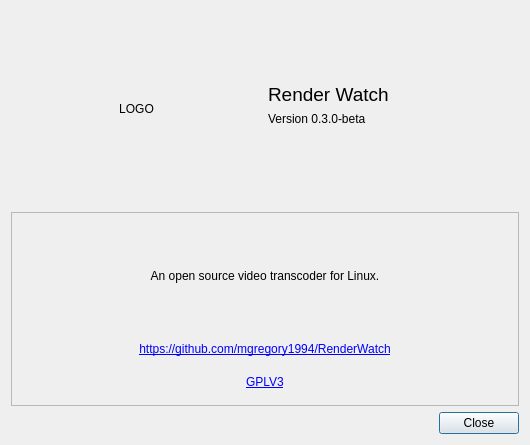
Before: the Qt Designer form src/render_watch/data/rw_about_dialog.ui in mgregory1994/RenderWatch, drawn with Qt 5.
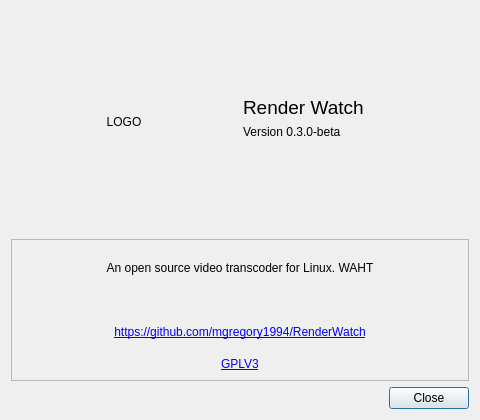
After: the same form once the commit is applied. Icons and pictures are not drawn.

Commit message: Added resource file. Added Render Watch logo to the about dialog.

Patch:
```diff
--- a/src/render_watch/data/rw_about_dialog.ui
+++ b/src/render_watch/data/rw_about_dialog.ui
@@ -9,8 +9,8 @@
    <rect>
     <x>0</x>
     <y>0</y>
-    <width>530</width>
-    <height>445</height>
+    <width>480</width>
+    <height>420</height>
    </rect>
   </property>
   <property name="windowTitle">
@@ -24,6 +24,22 @@
    <bool>true</bool>
   </property>
   <layout class="QVBoxLayout" name="verticalLayout_2">
+   <item>
+    <spacer name="verticalSpacer_2">
+     <property name="orientation">
+      <enum>Qt::Vertical</enum>
+     </property>
+     <property name="sizeType">
+      <enum>QSizePolicy::Minimum</enum>
+     </property>
+     <property name="sizeHint" stdset="0">
+      <size>
+       <width>20</width>
+       <height>40</height>
+      </size>
+     </property>
+    </spacer>
+   </item>
    <item>
     <layout class="QHBoxLayout" name="horizontalLayout">
      <item>
@@ -34,6 +50,12 @@
          <verstretch>0</verstretch>
         </sizepolicy>
        </property>
+       <property name="minimumSize">
+        <size>
+         <width>0</width>
+         <height>0</height>
+        </size>
+       </property>
        <property name="text">
         <string>LOGO</string>
        </property>
@@ -76,6 +98,22 @@
      </item>
     </layout>
    </item>
+   <item>
+    <spacer name="verticalSpacer">
+     <property name="orientation">
+      <enum>Qt::Vertical</enum>
+     </property>
+     <property name="sizeType">
+      <enum>QSizePolicy::Minimum</enum>
+     </property>
+     <property name="sizeHint" stdset="0">
+      <size>
+       <width>20</width>
+       <height>40</height>
+      </size>
+     </property>
+    </spacer>
+   </item>
    <item>
     <widget class="QFrame" name="frame">
      <property name="frameShape">
@@ -85,32 +123,16 @@
       <enum>QFrame::Raised</enum>
      </property>
      <layout class="QVBoxLayout" name="verticalLayout_3">
-      <item>
-       <spacer name="verticalSpacer_2">
-        <property name="orientation">
-         <enum>Qt::Vertical</enum>
-        </property>
-        <property name="sizeType">
-         <enum>QSizePolicy::Minimum</enum>
-        </property>
-        <property name="sizeHint" stdset="0">
-         <size>
-          <width>20</width>
-          <height>40</height>
-         </size>
-        </property>
-       </spacer>
-      </item>
       <item>
        <widget class="QLabel" name="label_4">
         <property name="sizePolicy">
-         <sizepolicy hsizetype="Preferred" vsizetype="Minimum">
+         <sizepolicy hsizetype="Preferred" vsizetype="Maximum">
           <horstretch>0</horstretch>
           <verstretch>0</verstretch>
          </sizepolicy>
         </property>
         <property name="text">
-         <string>An open source video transcoder for Linux.</string>
+         <string>An open source video transcoder for Linux. WAHT</string>
         </property>
         <property name="alignment">
          <set>Qt::AlignCenter</set>
@@ -121,17 +143,17 @@
        </widget>
       </item>
       <item>
-       <spacer name="verticalSpacer">
+       <spacer name="verticalSpacer_3">
         <property name="orientation">
          <enum>Qt::Vertical</enum>
         </property>
         <property name="sizeType">
-         <enum>QSizePolicy::Minimum</enum>
+         <enum>QSizePolicy::Fixed</enum>
         </property>
         <property name="sizeHint" stdset="0">
          <size>
           <width>20</width>
-          <height>40</height>
+          <height>20</height>
          </size>
         </property>
        </spacer>
@@ -139,7 +161,7 @@
       <item>
        <widget class="QLabel" name="label_5">
         <property name="sizePolicy">
-         <sizepolicy hsizetype="Preferred" vsizetype="Preferred">
+         <sizepolicy hsizetype="Preferred" vsizetype="Maximum">
           <horstretch>0</horstretch>
           <verstretch>0</verstretch>
          </sizepolicy>
@@ -167,7 +189,7 @@
       <item>
        <widget class="QLabel" name="label">
         <property name="sizePolicy">
-         <sizepolicy hsizetype="Preferred" vsizetype="Preferred">
+         <sizepolicy hsizetype="Preferred" vsizetype="Maximum">
           <horstretch>0</horstretch>
           <verstretch>0</verstretch>
          </sizepolicy>
```
Left out of the diff: 2 changed lines with no effect on the pictures. The commit also changes 5 other files.
